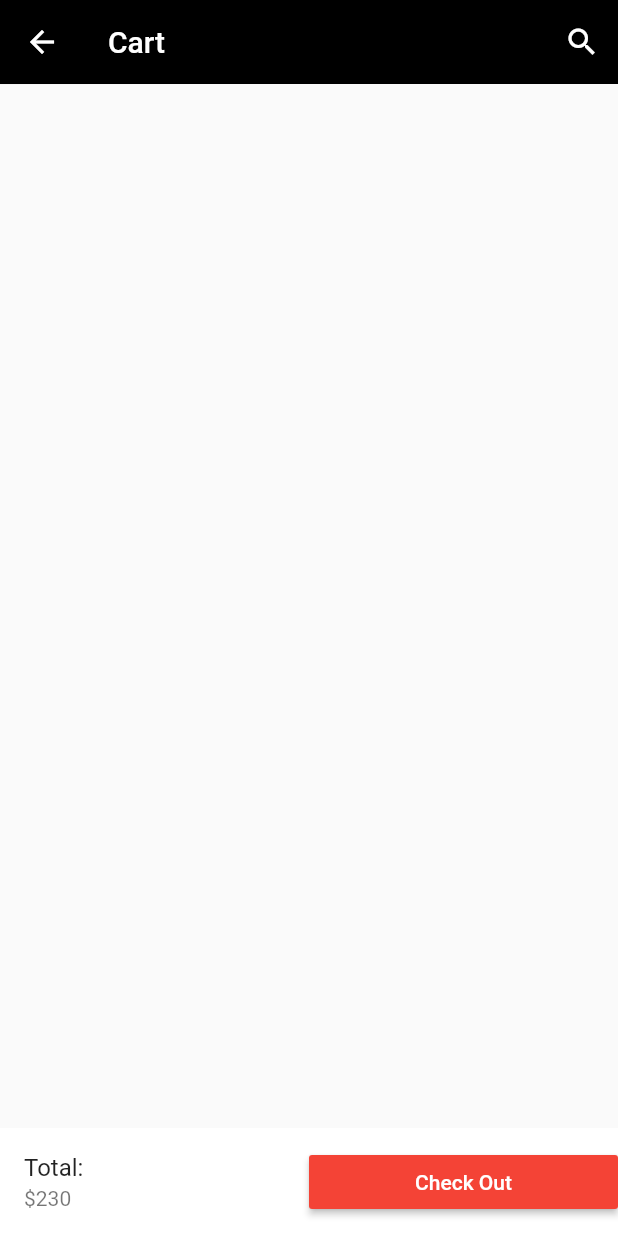
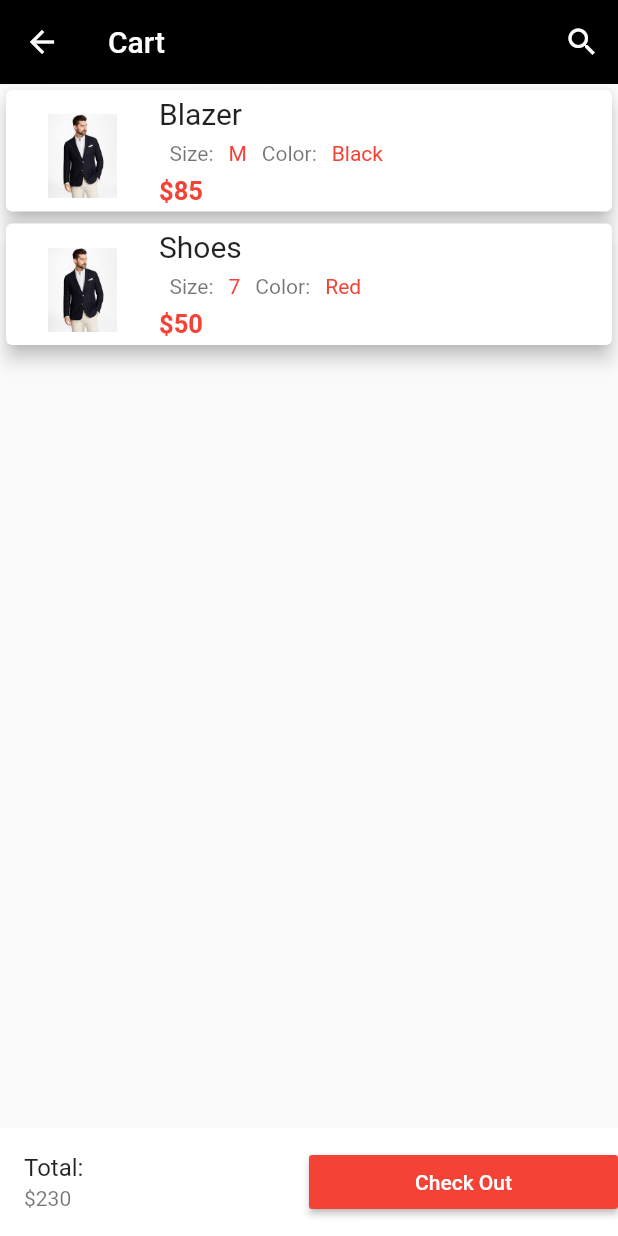
Before and after one commit to vcardona/Flutter_Shop, a Flutter app: the Cart screen opened directly, on a phone screen of 412 x 824 dp. Run offline on Flutter 3.47's test engine with Material 2 defaults, Android fonts, the phone set to English and light mode, and no system bars; our stand-ins replace carousel_pro.

Commit message:
Lista de elementos del carrito implementada

```diff
--- /dev/null
+++ b/lib/components/cart_products.dart
@@ -0,0 +1,119 @@
+import 'package:flutter/material.dart';
+
+class Cart_products extends StatefulWidget {
+  @override
+  _Cart_productsState createState() => _Cart_productsState();
+}
+
+class _Cart_productsState extends State<Cart_products> {
+  var productos_on_the_car = [
+    {
+      "name": "Blazer",
+      "picture": "images/products/blazer1.jpeg",
+      "price": 85,
+      "size": "M",
+      "color": "Black",
+      "quantity": 1
+    },
+    {
+      "name": "Shoes",
+      "picture": "images/products/blazer1.jpeg",
+      "price": 50,
+      "size": "7",
+      "color": "Red",
+      "quantity": 1
+    }
+  ];
+
+  @override
+  Widget build(BuildContext context) {
+    return new ListView.builder(
+        itemCount: productos_on_the_car.length,
+        itemBuilder: (context, index) {
+          return Single_cart_product(
+            cart_prod_name: productos_on_the_car[index]["name"],
+            cart_prod_color: productos_on_the_car[index]["color"],
+            cart_prod_qty: productos_on_the_car[index]["quantity"],
+            cart_prod_pictures: productos_on_the_car[index]["picture"],
+            cart_prod_price: productos_on_the_car[index]["price"],
+            cart_prod_size: productos_on_the_car[index]["size"],
+          );
+        });
+  }
+}
+
+class Single_cart_product extends StatelessWidget {
+  final cart_prod_name;
+  final cart_prod_pictures;
+  final cart_prod_price;
+  final cart_prod_size;
+  final cart_prod_color;
+  final cart_prod_qty;
+
+  Single_cart_product(
+      {this.cart_prod_name,
+      this.cart_prod_pictures,
+      this.cart_prod_price,
+      this.cart_prod_size,
+      this.cart_prod_color,
+      this.cart_prod_qty});
+
+  @override
+  Widget build(BuildContext context) {
+    return Card(
+      elevation: 5,
+      child: ListTile(
+        leading: new Image.asset(
+          cart_prod_pictures,
+          width: 70.0,
+          height: 70.0,
+        ),
+        title: new Text(
+          cart_prod_name,
+          style: TextStyle(fontSize: 20),
+        ),
+        subtitle: new Column(
+          children: <Widget>[
+            new Row(
+              children: <Widget>[
+                Padding(
+                  padding: const EdgeInsets.all(7.0),
+                  child: new Text("Size:"),
+                ),
+                Padding(
+                  padding: const EdgeInsets.all(3.0),
+                  child: new Text(
+                    cart_prod_size,
+                    style: TextStyle(color: Colors.red),
+                  ),
+                ),
+                // === This section is for the product color ==
+                new Padding(
+                  padding: const EdgeInsets.all(7.0),
+                  child: new Text("Color:"),
+                ),
+                Padding(
+                  padding: const EdgeInsets.all(3.0),
+                  child: new Text(
+                    cart_prod_color,
+                    style: TextStyle(color: Colors.red),
+                  ),
+                )
+              ],
+            ),
+            new Container(
+              alignment: Alignment.topLeft,
+              child: new Text(
+                "\$${cart_prod_price}",
+                style: TextStyle(
+                    fontSize: 17.0,
+                    fontWeight: FontWeight.bold,
+                    color: Colors.red),
+              ),
+            )
+          ],
+        ),
+      ),
+    );
+  }
+}
--- a/lib/pages/cart.dart
+++ b/lib/pages/cart.dart
@@ -1,4 +1,5 @@
 import 'package:flutter/material.dart';
+import 'package:flutter_ecom/components/cart_products.dart';
 
 class Cart extends StatefulWidget {
   @override
@@ -22,6 +23,9 @@ class _CartState extends State<Cart> {
               onPressed: () {}),
         ],
       ), //AppBar);
+
+      body: new Cart_products(),
+
       bottomNavigationBar: new Container(
         color: Colors.white,
         child: Row(
```
